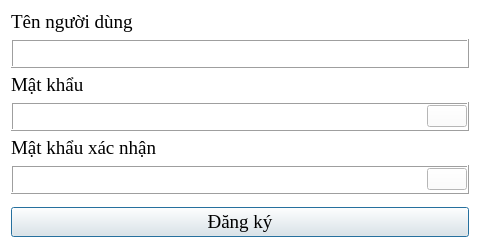
Qt form ui/register_ui.ui (DTNS2905/App_quan_ly_python_qt_) before a commit.
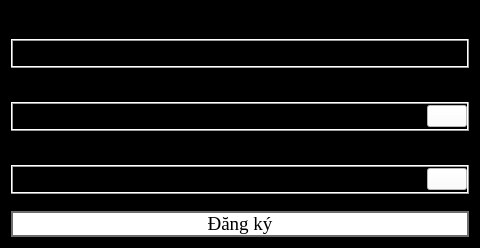
The same form after that commit. Icons and pictures are not drawn.

The edit to the form file:
```diff
--- a/ui/register_ui.ui
+++ b/ui/register_ui.ui
@@ -31,9 +31,9 @@
      <colorrole role="Button">
       <brush brushstyle="SolidPattern">
        <color alpha="255">
-        <red>226</red>
-        <green>226</green>
-        <blue>226</blue>
+        <red>0</red>
+        <green>0</green>
+        <blue>0</blue>
        </color>
       </brush>
      </colorrole>
@@ -58,18 +58,18 @@
      <colorrole role="Base">
       <brush brushstyle="SolidPattern">
        <color alpha="255">
-        <red>255</red>
-        <green>255</green>
-        <blue>255</blue>
+        <red>0</red>
+        <green>0</green>
+        <blue>0</blue>
        </color>
       </brush>
      </colorrole>
      <colorrole role="Window">
       <brush brushstyle="SolidPattern">
        <color alpha="255">
-        <red>255</red>
-        <green>255</green>
-        <blue>255</blue>
+        <red>0</red>
+        <green>0</green>
+        <blue>0</blue>
        </color>
       </brush>
      </colorrole>
@@ -114,9 +114,9 @@
      <colorrole role="Button">
       <brush brushstyle="SolidPattern">
        <color alpha="255">
-        <red>226</red>
-        <green>226</green>
-        <blue>226</blue>
+        <red>0</red>
+        <green>0</green>
+        <blue>0</blue>
        </color>
       </brush>
      </colorrole>
@@ -141,18 +141,18 @@
      <colorrole role="Base">
       <brush brushstyle="SolidPattern">
        <color alpha="255">
-        <red>255</red>
-        <green>255</green>
-        <blue>255</blue>
+        <red>0</red>
+        <green>0</green>
+        <blue>0</blue>
        </color>
       </brush>
      </colorrole>
      <colorrole role="Window">
       <brush brushstyle="SolidPattern">
        <color alpha="255">
-        <red>255</red>
-        <green>255</green>
-        <blue>255</blue>
+        <red>0</red>
+        <green>0</green>
+        <blue>0</blue>
        </color>
       </brush>
      </colorrole>
@@ -188,27 +188,27 @@
      <colorrole role="Button">
       <brush brushstyle="SolidPattern">
        <color alpha="255">
-        <red>226</red>
-        <green>226</green>
-        <blue>226</blue>
+        <red>0</red>
+        <green>0</green>
+        <blue>0</blue>
        </color>
       </brush>
      </colorrole>
      <colorrole role="Base">
       <brush brushstyle="SolidPattern">
        <color alpha="255">
-        <red>255</red>
-        <green>255</green>
-        <blue>255</blue>
+        <red>0</red>
+        <green>0</green>
+        <blue>0</blue>
        </color>
       </brush>
      </colorrole>
      <colorrole role="Window">
       <brush brushstyle="SolidPattern">
        <color alpha="255">
-        <red>255</red>
-        <green>255</green>
-        <blue>255</blue>
+        <red>0</red>
+        <green>0</green>
+        <blue>0</blue>
        </color>
       </brush>
      </colorrole>
@@ -841,7 +841,7 @@
 color: white;
 }
 
-#login {;
+#register_button {;
 background:white;
 border:2px solid rgb(109, 109, 109);
 color:black;
```
Left out of the diff: 24 changed lines with no effect on the pictures.
